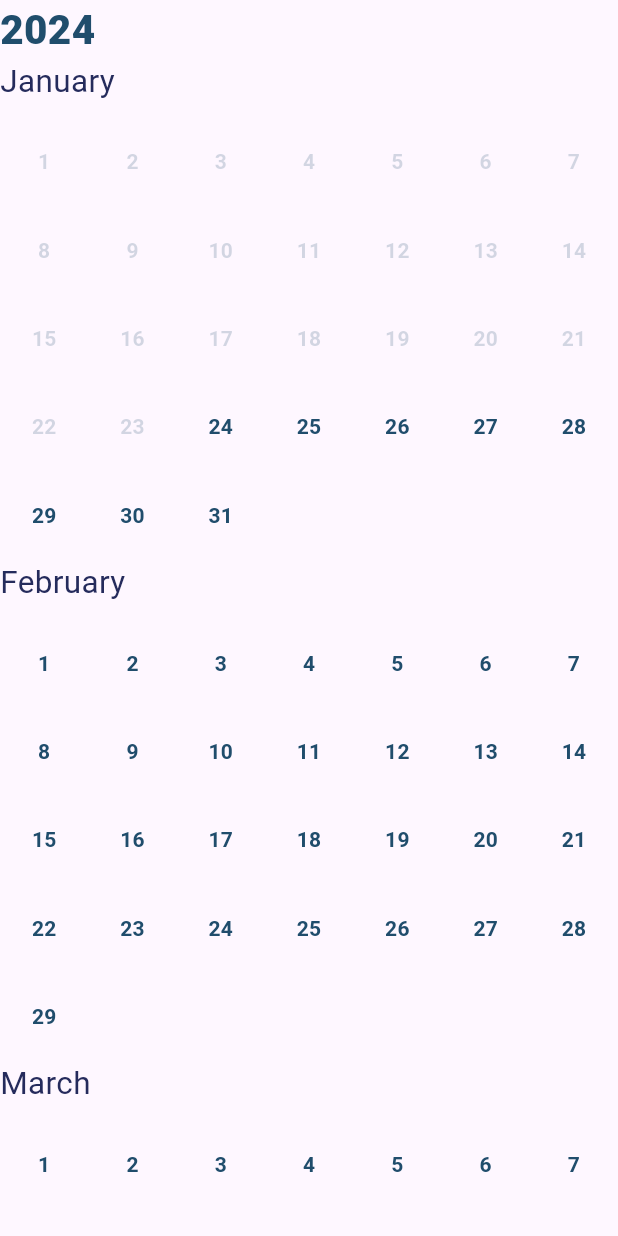
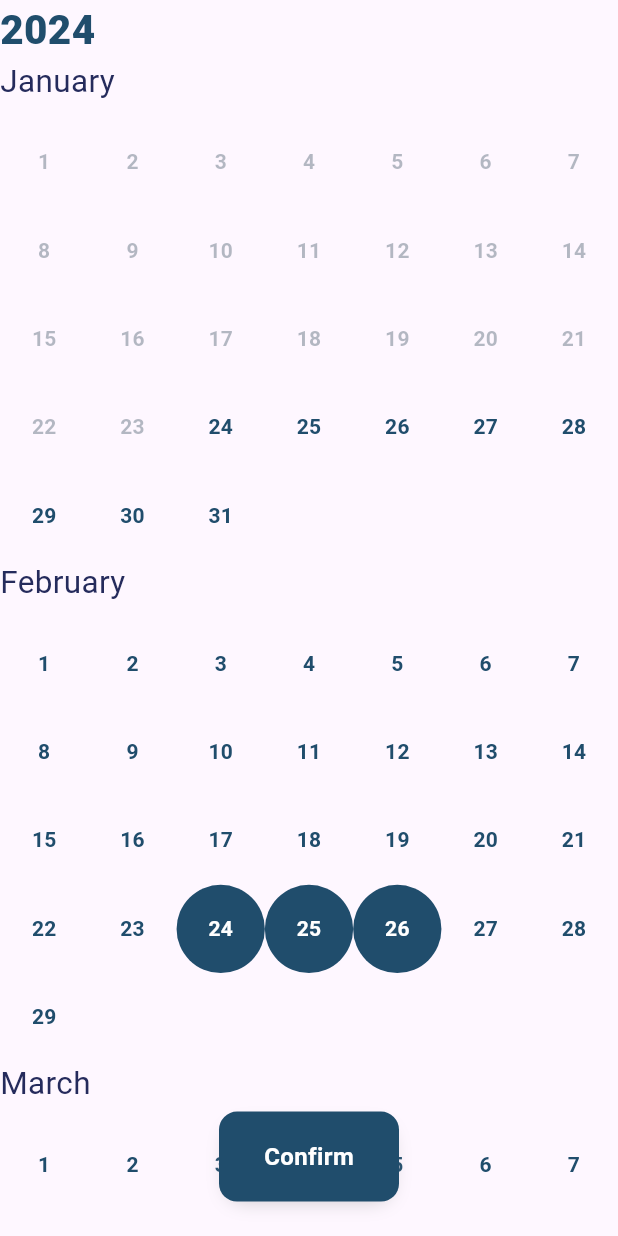
Before and after one commit to geek-vikas/multi-date-picker, a Flutter app: the screen it shows after launch, on a phone screen of 412 x 824 dp. Run offline on Flutter 3.47's test engine with Material 3 defaults, Android fonts, the phone set to English and light mode, and no system bars; our stand-ins replace flutter_riverpod; Roboto replaces fonts that are missing (DMSans).

Commit message:
finished basic calendar package

```diff
--- a/example/lib/main.dart
+++ b/example/lib/main.dart
@@ -39,8 +39,21 @@ class _MyHomePageState extends State<MyHomePage> {
         initialDate: DateTime.now(),
         startDate: DateTime.now().subtract(const Duration(days: 30)),
         endDate: DateTime.now().add(const Duration(days: 30)),
-        datesToExclude: const <DateTime>[],
+        calendarStyleConfiguration: CalendarStyleConfiguration(
+          backgroundColor: Colors.grey.shade800,
+        ),
+        // datesToExclude: <DateTime>[
+        //   DateTime.now().add(const Duration(days: 1)),
+        //   DateTime.now().add(const Duration(days: 3)),
+        // ],
+
+        selectedDates: <DateTime>[
+          DateTime.now().add(const Duration(days: 1)),
+          DateTime.now().add(const Duration(days: 2)),
+          DateTime.now().add(const Duration(days: 3)),
+        ],
         enableMultiSelect: true,
+        enableListener: false,
         onDateSelected: (List<DateTime> dates) {
           log('$dates');
         },
--- a/lib/src/calendar_ui.dart
+++ b/lib/src/calendar_ui.dart
@@ -4,13 +4,19 @@ class _CalendarUI extends ConsumerStatefulWidget {
   const _CalendarUI({
     required this.dates,
     required this.enableMultiSelect,
+    required this.enableListener,
     required this.onDateSelected,
+    required this.calendarStyle,
+    this.selectedDates,
     this.scrollController,
   });
   final List<GroupedDatesByYear> dates;
   final bool enableMultiSelect;
+  final bool enableListener;
   final ScrollController? scrollController;
+  final List<DateTime>? selectedDates;
   final Function(List<DateTime>)? onDateSelected;
+  final CalendarStyleConfiguration? calendarStyle;
 
   @override
   ConsumerState<_CalendarUI> createState() => _CalendarUIState();
@@ -23,14 +29,24 @@ class _CalendarUIState extends ConsumerState<_CalendarUI> {
   void initState() {
     calendarController = CalendarController.instance;
     scrollController = ScrollController();
+
+    WidgetsBinding.instance.addPostFrameCallback((_) {
+      ref
+          .read(selectionProvider.notifier)
+          .setInitialDates(widget.selectedDates);
+    });
     super.initState();
   }
 
   @override
   Widget build(BuildContext context) {
+    if (widget.enableListener) {
       ref.listen(selectionProvider, _selectionListener);
+    }
 
-    return ListView.builder(
+    return Stack(
+      children: <Widget>[
+        ListView.builder(
           controller: widget.scrollController ?? scrollController,
           itemCount: widget.dates.length,
           itemBuilder: (_, int yearIndex) {
@@ -40,20 +56,24 @@ class _CalendarUIState extends ConsumerState<_CalendarUI> {
               children: <Widget>[
                 Text(
                   yearDates.year.toString(),
-              style: const TextStyle(
-                fontSize: 27,
-                color: Color(0xFF204D6C),
-                fontWeight: FontWeight.w800,
-              ),
+                  style: widget.calendarStyle?.yearTextStyle ??
+                      CalendarStyleConfiguration.defaultStyle.yearTextStyle,
                 ),
                 _MonthWidget(
                   months: yearDates.months,
                   calendarController: calendarController,
                   enableMultiSelect: widget.enableMultiSelect,
+                  calendarStyle: widget.calendarStyle,
                 )
               ],
             );
           },
+        ),
+        Button(
+          onDateSelected: widget.onDateSelected,
+          style: widget.calendarStyle,
+        )
+      ],
     );
   }
 
@@ -70,11 +90,13 @@ class _MonthWidget extends StatelessWidget {
     required this.months,
     required this.calendarController,
     required this.enableMultiSelect,
+    required this.calendarStyle,
   });
 
   final List<GroupedDatesByMonth> months;
   final CalendarController calendarController;
   final bool enableMultiSelect;
+  final CalendarStyleConfiguration? calendarStyle;
 
   @override
   Widget build(BuildContext context) {
@@ -91,16 +113,14 @@ class _MonthWidget extends StatelessWidget {
           children: <Widget>[
             Text(
               calendarController.getMonthName(months[monthIndex].month),
-              style: const TextStyle(
-                fontSize: 21,
-                color: Color(0XFF252B5C),
-                fontFamily: 'DMSans',
-              ),
+              style: calendarStyle?.monthTextStyle ??
+                  CalendarStyleConfiguration.defaultStyle.monthTextStyle,
             ),
             const SizedBox(height: 10),
             _DatesWidget(
               dates: dates,
               enableMultiSelect: enableMultiSelect,
+              calendarStyle: calendarStyle,
             ),
           ],
         );
@@ -113,9 +133,11 @@ class _DatesWidget extends ConsumerStatefulWidget {
   const _DatesWidget({
     required this.dates,
     required this.enableMultiSelect,
+    required this.calendarStyle,
   });
   final List<DateTime> dates;
   final bool enableMultiSelect;
+  final CalendarStyleConfiguration? calendarStyle;
 
   @override
   ConsumerState<_DatesWidget> createState() => _DatesWidgetState();
@@ -123,9 +145,11 @@ class _DatesWidget extends ConsumerStatefulWidget {
 
 class _DatesWidgetState extends ConsumerState<_DatesWidget> {
   late CalendarController calendarController;
+  late CalendarStyleConfiguration defaultStyle;
   @override
   void initState() {
     calendarController = CalendarController.instance;
+    defaultStyle = CalendarStyleConfiguration.defaultStyle;
     super.initState();
   }
 
@@ -148,20 +172,21 @@ class _DatesWidgetState extends ConsumerState<_DatesWidget> {
           return GestureDetector(
             onTap: () => _onDateTap(date),
             child: CircleAvatar(
-              backgroundColor:
-                  isSelected ? const Color(0xFF204D6C) : Colors.transparent,
+              backgroundColor: isSelected
+                  ? widget.calendarStyle?.selectionColor ??
+                      defaultStyle.selectionColor
+                  : Colors.transparent,
               radius: 4,
               child: Text(
                 date.day.toString(),
-                style: TextStyle(
-                  fontSize: 14,
-                  color: calendarController.isAvailableForSelection(date)
+                style: calendarController.isAvailableForSelection(date)
                     ? isSelected
-                          ? Colors.white
-                          : const Color(0xFF204D6C)
-                      : const Color(0xFF204D6C).withOpacity(0.2),
-                  fontWeight: FontWeight.w600,
-                ),
+                        ? widget.calendarStyle?.selectedDateStyle ??
+                            defaultStyle.selectedDateStyle
+                        : widget.calendarStyle?.unselectedDateStyle ??
+                            defaultStyle.unselectedDateStyle
+                    : widget.calendarStyle?.dateTextStyle ??
+                        defaultStyle.dateTextStyle,
               ),
             ),
           );
--- a/lib/src/controller/selection_controller.dart
+++ b/lib/src/controller/selection_controller.dart
@@ -1,4 +1,6 @@
 import 'package:flutter_riverpod/flutter_riverpod.dart';
+
+import '../utilities/export.dart';
 
 final StateNotifierProvider<SelectionController, List<DateTime>>
     selectionProvider =
@@ -8,6 +10,15 @@ final StateNotifierProvider<SelectionController, List<DateTime>>
 
 class SelectionController extends StateNotifier<List<DateTime>> {
   SelectionController() : super(<DateTime>[]);
+
+  void setInitialDates(List<DateTime>? dates) {
+    if (dates.isNullOrEmpty()) return;
+    final List<DateTime> datesWithNoTime = <DateTime>[];
+    for (final DateTime date in dates!) {
+      datesWithNoTime.add(DateTime(date.year, date.month, date.day));
+    }
+    state = datesWithNoTime;
+  }
 
   void singleSelect(DateTime date) => state = <DateTime>[date];
 
--- /dev/null
+++ b/lib/src/models/button_style_configuration.dart
@@ -0,0 +1,21 @@
+part of '../multi_date_picker.dart';
+
+class ButtonStyleConfiguration {
+  final double? height;
+  final double? width;
+  final BoxDecoration? decoration;
+  final String? buttonText;
+  final Widget? child;
+  final TextStyle? buttonTextStyle;
+  final Alignment? alignment;
+
+  const ButtonStyleConfiguration({
+    this.height,
+    this.width,
+    this.decoration,
+    this.buttonText,
+    this.buttonTextStyle,
+    this.child,
+    this.alignment,
+  });
+}
--- /dev/null
+++ b/lib/src/models/calendar_style_configuration.dart
@@ -0,0 +1,76 @@
+part of '../multi_date_picker.dart';
+
+class CalendarStyleConfiguration {
+  final Color? backgroundColor;
+  final Color? selectionColor;
+  final TextStyle? unselectedDateStyle;
+  final TextStyle? selectedDateStyle;
+  final TextStyle? yearTextStyle;
+  final TextStyle? monthTextStyle;
+  final TextStyle? dateTextStyle;
+  final ButtonStyleConfiguration? buttonStyleConfiguration;
+
+  const CalendarStyleConfiguration({
+    this.backgroundColor,
+    this.selectionColor,
+    this.unselectedDateStyle,
+    this.selectedDateStyle,
+    this.yearTextStyle,
+    this.monthTextStyle,
+    this.dateTextStyle,
+    this.buttonStyleConfiguration,
+  });
+
+  static final CalendarStyleConfiguration defaultStyle =
+      CalendarStyleConfiguration(
+    backgroundColor: Colors.white,
+    selectionColor: const Color(0xFF204D6C),
+    unselectedDateStyle: const TextStyle(
+      fontSize: 14,
+      color: Color(0xFF204D6C),
+      fontWeight: FontWeight.w600,
+    ),
+    selectedDateStyle: const TextStyle(
+      fontSize: 14,
+      color: Colors.white,
+      fontWeight: FontWeight.w600,
+    ),
+    yearTextStyle: const TextStyle(
+      fontSize: 27,
+      color: Color(0xFF204D6C),
+      fontWeight: FontWeight.w800,
+    ),
+    monthTextStyle: const TextStyle(
+      fontSize: 21,
+      color: Color(0XFF252B5C),
+    ),
+    dateTextStyle: const TextStyle(
+      fontSize: 14,
+      color: Color.fromARGB(93, 49, 72, 88),
+      fontWeight: FontWeight.w600,
+    ),
+    buttonStyleConfiguration: ButtonStyleConfiguration(
+      height: 60,
+      width: 120,
+      buttonText: Strings.confirm,
+      buttonTextStyle: const TextStyle(
+        fontSize: 16,
+        color: Colors.white,
+        fontWeight: FontWeight.w600,
+      ),
+      alignment: const Alignment(0, 0.94),
+      decoration: BoxDecoration(
+        color: const Color(0xFF204D6C),
+        borderRadius: BorderRadius.circular(12),
+        boxShadow: <BoxShadow>[
+          BoxShadow(
+            color: Colors.grey.withOpacity(0.5),
+            spreadRadius: -5.0,
+            blurRadius: 10.0,
+            offset: const Offset(0, 5.0),
+          )
+        ],
+      ),
+    ),
+  );
+}
--- a/lib/src/multi_date_picker.dart
+++ b/lib/src/multi_date_picker.dart
@@ -3,8 +3,11 @@ import 'package:flutter_riverpod/flutter_riverpod.dart';
 
 import 'controller/export.dart';
 import 'models/export.dart';
+import 'utilities/export.dart';
 
 part 'calendar_ui.dart';
+part 'models/button_style_configuration.dart';
+part 'models/calendar_style_configuration.dart';
 
 class MultiDatePicker extends StatefulWidget {
   MultiDatePicker({
@@ -15,7 +18,9 @@ class MultiDatePicker extends StatefulWidget {
     this.startDate,
     this.endDate,
     this.onDateSelected,
+    this.selectedDates,
     this.datesToExclude,
+    this.calendarStyleConfiguration,
     this.scrollController,
     this.enableListener = true,
     this.enableMultiSelect = false,
@@ -41,6 +46,9 @@ class MultiDatePicker extends StatefulWidget {
   /// By default this will be equal to `calendarEndDate`.
   final DateTime? endDate;
 
+  /// `selectedDates` is a list of dates that are already selected .
+  final List<DateTime>? selectedDates;
+
   /// `datesToExclude` is a list of dates that will be refrained from selection.
   /// If `datesToExclude` is null, all dates between `startDate` and `endDate` will be available for selection.
   final List<DateTime>? datesToExclude;
@@ -64,6 +72,9 @@ class MultiDatePicker extends StatefulWidget {
   /// If you want to change this behavior you can use `enableListener` to `false`.
   /// Then a confirm button will be shown to get the selected dates.
   final Function(List<DateTime>)? onDateSelected;
+
+  /// `calendarStyleConfiguration` is the style configuration for the calendar.
+  final CalendarStyleConfiguration? calendarStyleConfiguration;
 
   @override
   State<MultiDatePicker> createState() => _CalendarDateSelectorState();
@@ -95,8 +106,11 @@ class _CalendarDateSelectorState extends State<MultiDatePicker> {
       child: _CalendarUI(
         dates: calendarController.calendarDates,
         enableMultiSelect: widget.enableMultiSelect,
+        enableListener: widget.enableListener,
         scrollController: widget.scrollController,
+        selectedDates: widget.selectedDates,
         onDateSelected: widget.onDateSelected,
+        calendarStyle: widget.calendarStyleConfiguration,
       ),
     );
   }
--- a/lib/src/utilities/button.dart
+++ b/lib/src/utilities/button.dart
@@ -1,65 +1,52 @@
+import 'package:calendar_date_picker/src/multi_date_picker.dart';
 import 'package:flutter/material.dart';
+import 'package:flutter_riverpod/flutter_riverpod.dart';
 
-class Button extends StatelessWidget {
+import '../controller/export.dart';
+
+class Button extends ConsumerStatefulWidget {
   const Button({
     super.key,
-    required this.onTap,
-    required this.text,
-    this.color,
-    this.radius = 10.0,
-    this.padding,
-    this.width,
-    this.height,
-    this.textStyle,
-    this.shadowColor,
+    this.style,
+    this.onDateSelected,
   });
 
-  final VoidCallback? onTap;
-  final Color? color;
-  final String text;
-  final double? width;
-  final double? height;
-  final double radius;
-  final EdgeInsetsGeometry? padding;
-  final TextStyle? textStyle;
-  final Color? shadowColor;
+  final CalendarStyleConfiguration? style;
+  final Function(List<DateTime>)? onDateSelected;
+
+  @override
+  ConsumerState<Button> createState() => _ButtonState();
+}
+
+class _ButtonState extends ConsumerState<Button> {
+  late CalendarStyleConfiguration defaultStyle;
+  @override
+  void initState() {
+    defaultStyle = CalendarStyleConfiguration.defaultStyle;
+    super.initState();
+  }
 
   @override
   Widget build(BuildContext context) {
-    return AnimatedSwitcher(
-      duration: const Duration(milliseconds: 500),
-      child: Container(
-        height: height,
-        width: width,
-        decoration: BoxDecoration(
-          boxShadow: shadowColor != null
-              ? <BoxShadow>[
-                  BoxShadow(
-                    color: (shadowColor ?? Colors.grey).withOpacity(0.5),
-                    spreadRadius: -5.0,
-                    blurRadius: 10.0,
-                    offset: const Offset(0, 5.0),
-                  )
-                ]
-              : null,
-        ),
-        child: TextButton(
-          onPressed: onTap,
-          style: TextButton.styleFrom(
-            backgroundColor: color,
-            shape: RoundedRectangleBorder(
-              borderRadius: BorderRadius.circular(radius),
-            ),
-            padding: padding,
-          ),
-          child: Text(
-            text,
-            style: const TextStyle(
-              fontSize: 14,
-              color: Color(0XFF252B5C),
-              fontFamily: 'DMSans',
-            ),
-          ),
+    final ButtonStyleConfiguration buttonStyle =
+        widget.style?.buttonStyleConfiguration ??
+            defaultStyle.buttonStyleConfiguration!;
+    return Align(
+      alignment: const Alignment(0, 0.94),
+      child: GestureDetector(
+        onTap: () {
+          widget.onDateSelected?.call(ref.read(selectionProvider));
+        },
+        child: Container(
+          alignment: Alignment.center,
+          height: buttonStyle.height,
+          width: buttonStyle.width,
+          decoration: buttonStyle.decoration,
+          child: buttonStyle.child ??
+              Text(
+                buttonStyle.buttonText!,
+                style: buttonStyle.buttonTextStyle,
+              ),
         ),
       ),
     );
--- a/lib/src/utilities/strings.dart
+++ b/lib/src/utilities/strings.dart
@@ -2,4 +2,5 @@ class Strings {
   const Strings._();
 
   static const String selectAll = 'Select All';
+  static const String confirm = 'Confirm';
 }
```
Lines whose indentation alone changed are shown as unchanged.
